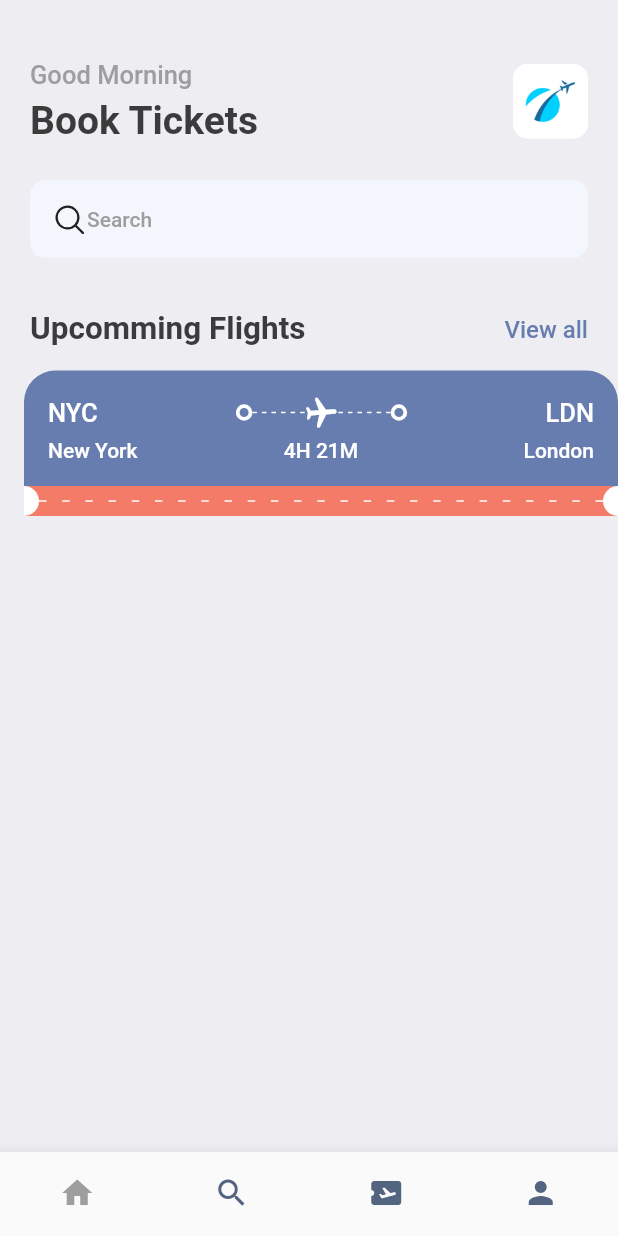
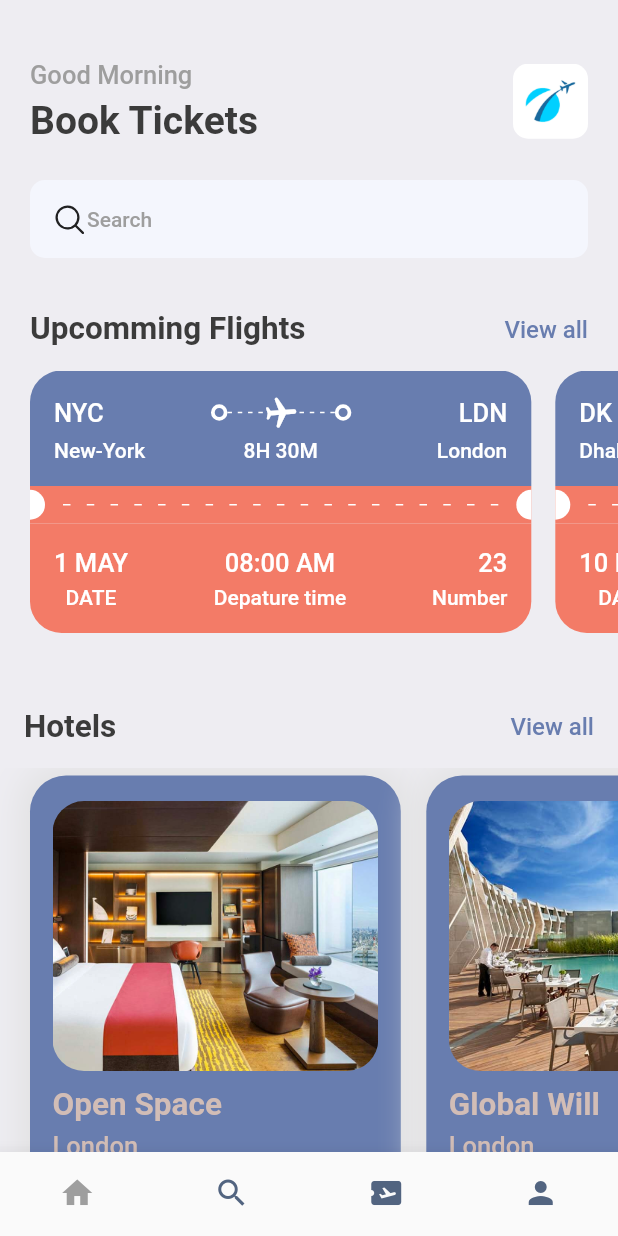
Before and after one commit to Qendrimimeri/bookingairplanetikets, a Flutter app: the screen it shows after launch, on a phone screen of 412 x 824 dp. Run offline on Flutter 3.47's test engine with Material 2 defaults, Android fonts, the light colour scheme and no system bars; our stand-ins replace fluentui_icons, gap, get.

Commit message:
ndryshimet e fundit

```diff
--- a/lib/screens/bottom_bar.dart
+++ b/lib/screens/bottom_bar.dart
@@ -1,4 +1,5 @@
 import 'package:bookingtickets/screens/home_screen.dart';
+import 'package:bookingtickets/screens/search_screen.dart';
 import 'package:flutter/material.dart';
 
 class BottomBar extends StatefulWidget {
@@ -12,7 +13,7 @@ class _BottomBarState extends State<BottomBar> {
   int _selectedItem = 0;
   static final List<Widget> _widgetOptions = <Widget>[
     const HomeScreen(),
-    const Text("Search"),
+    const SearchScreen(),
     const Text("Ticket"),
     const Text("Profile"),
   ];
--- a/lib/screens/home_screen.dart
+++ b/lib/screens/home_screen.dart
@@ -1,11 +1,16 @@
+import 'package:bookingtickets/screens/hotel_screen.dart';
 import 'package:bookingtickets/screens/ticket_view.dart';
 import 'package:bookingtickets/utilities/app_style.dart';
 import 'package:fluentui_icons/fluentui_icons.dart';
 import 'package:flutter/material.dart';
 import 'package:gap/gap.dart';
 
+import '../utilities/app_info_list.dart';
+
 class HomeScreen extends StatelessWidget {
-  const HomeScreen({super.key});
+  const HomeScreen({
+    super.key,
+  });
 
   @override
   Widget build(BuildContext context) {
@@ -78,11 +83,49 @@ class HomeScreen extends StatelessWidget {
                     ),
                   ),
                 ],
-              )
+              ),
             ]),
           ),
           const Gap(15),
-          const TicketView()
+          SingleChildScrollView(
+            scrollDirection: Axis.horizontal,
+            padding: const EdgeInsets.only(left: 20),
+            child: Row(
+              children: ticketList
+                  .map((ticket) => TicketView(ticket: ticket))
+                  .toList(),
+            ),
+          ),
+          const Gap(25),
+          Container(
+            padding: const EdgeInsets.symmetric(horizontal: 16),
+            child: Row(
+              mainAxisAlignment: MainAxisAlignment.spaceBetween,
+              children: [
+                Text(
+                  "Hotels",
+                  style: Styles.headLineStyle2,
+                ),
+                InkWell(
+                  onTap: () {},
+                  child: Text(
+                    "View all",
+                    style:
+                        Styles.textStyle.copyWith(color: Styles.primaryColor),
+                  ),
+                ),
+              ],
+            ),
+          ),
+          const Gap(15),
+          SingleChildScrollView(
+            scrollDirection: Axis.horizontal,
+            padding: const EdgeInsets.only(left: 20),
+            child: Row(
+              children:
+                  hotelList.map((item) => HotelScreen(hotel: item)).toList(),
+            ),
+          ),
         ],
       ),
     );
--- /dev/null
+++ b/lib/screens/hotel_screen.dart
@@ -0,0 +1,53 @@
+import 'package:bookingtickets/utilities/app_layout.dart';
+import 'package:bookingtickets/utilities/app_style.dart';
+import 'package:flutter/material.dart';
+import 'package:gap/gap.dart';
+
+class HotelScreen extends StatelessWidget {
+  final Map<String, dynamic> hotel;
+  const HotelScreen({super.key, required this.hotel});
+
+  @override
+  Widget build(BuildContext context) {
+    final size = AppLayout.getSize(context);
+    return Container(
+      width: size.width * 0.6,
+      height: AppLayout.getHight(340),
+      padding: const EdgeInsets.symmetric(horizontal: 15, vertical: 17),
+      margin: const EdgeInsets.only(right: 17, top: 5),
+      decoration: BoxDecoration(
+        borderRadius: BorderRadius.circular(24),
+        color: Styles.primaryColor,
+        boxShadow: [
+          BoxShadow(
+              color: Colors.grey.shade300, spreadRadius: 5, blurRadius: 20),
+        ],
+      ),
+      child: Column(
+        crossAxisAlignment: CrossAxisAlignment.start,
+        children: [
+          Container(
+            height: AppLayout.getHight(180),
+            decoration: BoxDecoration(
+              color: Styles.primaryColor,
+              borderRadius: BorderRadius.circular(21),
+              image: DecorationImage(
+                fit: BoxFit.cover,
+                image: AssetImage("assets/images/${hotel['image']}"),
+              ),
+            ),
+          ),
+          const Gap(10),
+          Text(hotel['place'],
+              style: Styles.headLineStyle2.copyWith(color: Styles.kakioColor)),
+          const Gap(5),
+          Text(hotel['destination'],
+              style: Styles.headLineStyle3.copyWith(color: Styles.kakioColor)),
+          const Gap(5),
+          Text('\$${hotel['price']}/Night',
+              style: Styles.headLineStyle1.copyWith(color: Styles.kakioColor)),
+        ],
+      ),
+    );
+  }
+}
--- /dev/null
+++ b/lib/screens/search_screen.dart
@@ -0,0 +1,32 @@
+import 'package:bookingtickets/utilities/app_layout.dart';
+import 'package:bookingtickets/utilities/app_style.dart';
+import 'package:flutter/material.dart';
+import 'package:flutter/src/widgets/container.dart';
+import 'package:flutter/src/widgets/framework.dart';
+import 'package:gap/gap.dart';
+
+class SearchScreen extends StatelessWidget {
+  const SearchScreen({super.key});
+
+  @override
+  Widget build(BuildContext context) {
+    return Scaffold(
+      backgroundColor: Styles.bgColor,
+      body: ListView(
+        padding: EdgeInsets.symmetric(
+          vertical: AppLayout.getHight(20),
+          horizontal: AppLayout.getWidth(20),
+        ),
+        children: [
+          Gap(
+            AppLayout.getHight(40),
+          ),
+          Text(
+            'What are \n you looking for',
+            style: Styles.headLineStyle1.copyWith(fontSize: 35),
+          )
+        ],
+      ),
+    );
+  }
+}
--- a/lib/screens/ticket_view.dart
+++ b/lib/screens/ticket_view.dart
@@ -1,41 +1,40 @@
 import 'package:bookingtickets/utilities/app_style.dart';
 import 'package:bookingtickets/widgets/thick_container.dart';
-import 'package:flutter/cupertino.dart';
 import 'package:flutter/material.dart';
-import 'package:flutter/rendering.dart';
-import 'package:flutter/src/widgets/container.dart';
-import 'package:flutter/src/widgets/framework.dart';
 import 'package:gap/gap.dart';
 
 import '../utilities/app_layout.dart';
 
 class TicketView extends StatelessWidget {
-  const TicketView({super.key});
+  final Map<String, dynamic> ticket;
+  const TicketView({super.key, required this.ticket});
 
   @override
   Widget build(BuildContext context) {
     final size = AppLayout.getSize(context);
     return SizedBox(
-      width: size.width,
+      width: size.width * 0.85,
+      height: AppLayout.getHight(200),
       child: Container(
-        margin: const EdgeInsets.only(left: 16),
+        margin: EdgeInsets.only(right: AppLayout.getHight(16)),
+        child: Column(
+          children: [
+            // Showing the blue part
+            Container(
               decoration: BoxDecoration(
                 color: Styles.primaryColor,
-          borderRadius: const BorderRadius.only(
-            topLeft: Radius.circular(21),
-            topRight: Radius.circular(21),
+                borderRadius: BorderRadius.only(
+                  topLeft: Radius.circular(AppLayout.getHight(21)),
+                  topRight: Radius.circular(AppLayout.getHight(21)),
                 ),
               ),
-        child: Column(
-          children: [
-            Container(
-              padding: const EdgeInsets.all(16),
+              padding: EdgeInsets.all(AppLayout.getHight(16)),
               child: Column(
                 children: [
                   Row(
                     children: [
                       Text(
-                        "NYC",
+                        ticket['from']['code'],
                         style:
                             Styles.headLineStyle3.copyWith(color: Colors.white),
                       ),
@@ -87,33 +86,33 @@ class TicketView extends StatelessWidget {
                         child: Container(),
                       ),
                       Text(
-                        "LDN",
+                        ticket['to']['code'],
                         style:
                             Styles.headLineStyle3.copyWith(color: Colors.white),
                       ),
                     ],
                   ),
-                  const Gap(5),
+                  Gap(AppLayout.getHight(5)),
                   Row(
                     mainAxisAlignment: MainAxisAlignment.spaceBetween,
                     children: [
                       SizedBox(
-                        width: 100,
+                        width: AppLayout.getWidth(100),
                         child: Text(
-                          "New York",
+                          ticket['from']['name'],
                           style: Styles.headLineStyle4
                               .copyWith(color: Colors.white),
                         ),
                       ),
                       Text(
-                        "4H 21M",
+                        ticket['flying_time'],
                         style:
                             Styles.headLineStyle4.copyWith(color: Colors.white),
                       ),
                       SizedBox(
-                        width: 100,
+                        width: AppLayout.getWidth(100),
                         child: Text(
-                          "London",
+                          ticket['to']['name'],
                           style: Styles.headLineStyle4
                               .copyWith(color: Colors.white),
                           textAlign: TextAlign.end,
@@ -124,6 +123,7 @@ class TicketView extends StatelessWidget {
                 ],
               ),
             ),
+            //Showing the orange part with dots
             Container(
               color: Styles.orangeColor,
               child: Row(
@@ -142,6 +142,8 @@ class TicketView extends StatelessWidget {
                     ),
                   ),
                   Expanded(
+                    child: Padding(
+                      padding: const EdgeInsets.all(12.0),
                       child: LayoutBuilder(
                         builder:
                             (BuildContext context, BoxConstraints constraints) {
@@ -155,12 +157,14 @@ class TicketView extends StatelessWidget {
                                 width: 5,
                                 height: 1,
                                 child: DecoratedBox(
-                                decoration: BoxDecoration(color: Colors.white),
+                                  decoration:
+                                      BoxDecoration(color: Colors.white),
                                 ),
                               ),
                             ),
                           );
                         },
+                      ),
                     ),
                   ),
                   const SizedBox(
@@ -179,6 +183,73 @@ class TicketView extends StatelessWidget {
                 ],
               ),
             ),
+            // Showing the orange part content
+            Container(
+              decoration: BoxDecoration(
+                color: Styles.orangeColor,
+                borderRadius: const BorderRadius.only(
+                  bottomLeft: Radius.circular(21),
+                  bottomRight: Radius.circular(21),
+                ),
+              ),
+              padding: const EdgeInsets.all(16.0),
+              child: Column(
+                children: [
+                  Row(
+                    mainAxisAlignment: MainAxisAlignment.spaceBetween,
+                    children: [
+                      Column(
+                        children: [
+                          Text(
+                            ticket['date'],
+                            style: Styles.headLineStyle3
+                                .copyWith(color: Colors.white),
+                          ),
+                          const Gap(5),
+                          Text(
+                            "DATE",
+                            style: Styles.headLineStyle4
+                                .copyWith(color: Colors.white),
+                          ),
+                        ],
+                      ),
+                      Column(
+                        crossAxisAlignment: CrossAxisAlignment.center,
+                        children: [
+                          Text(
+                            ticket['departure_time'],
+                            style: Styles.headLineStyle3
+                                .copyWith(color: Colors.white),
+                          ),
+                          const Gap(5),
+                          Text(
+                            "Depature time",
+                            style: Styles.headLineStyle4
+                                .copyWith(color: Colors.white),
+                          ),
+                        ],
+                      ),
+                      Column(
+                        crossAxisAlignment: CrossAxisAlignment.end,
+                        children: [
+                          Text(
+                            ticket['number'].toString(),
+                            style: Styles.headLineStyle3
+                                .copyWith(color: Colors.white),
+                          ),
+                          const Gap(5),
+                          Text(
+                            "Number",
+                            style: Styles.headLineStyle4
+                                .copyWith(color: Colors.white),
+                          ),
+                        ],
+                      ),
+                    ],
+                  )
+                ],
+              ),
+            ),
           ],
         ),
       ),
--- /dev/null
+++ b/lib/utilities/app_info_list.dart
@@ -0,0 +1,39 @@
+List<Map<String, dynamic>> hotelList = [
+  {
+    'image': 'one.png',
+    'place': 'Open Space',
+    'destination': 'London',
+    'price': 25
+  },
+  {
+    'image': 'two.png',
+    'place': 'Global Will',
+    'destination': 'London',
+    'price': 40
+  },
+  {
+    'image': 'three.png',
+    'place': 'Tallest Building',
+    'destination': 'Dubai',
+    'price': 68
+  },
+];
+
+List<Map<String, dynamic>> ticketList = [
+  {
+    'from': {'code': "NYC", 'name': "New-York"},
+    'to': {'code': "LDN", 'name': "London"},
+    'flying_time': '8H 30M',
+    'date': "1 MAY",
+    'departure_time': "08:00 AM",
+    "number": 23
+  },
+  {
+    'from': {'code': "DK", 'name': "Dhaka"},
+    'to': {'code': "SH", 'name': "Shanghai"},
+    'flying_time': '4H 20M',
+    'date': "10 MAY",
+    'departure_time': "09:00 AM",
+    "number": 45
+  },
+];
--- a/lib/utilities/app_layout.dart
+++ b/lib/utilities/app_layout.dart
@@ -1,7 +1,26 @@
 import 'package:flutter/cupertino.dart';
+import 'package:get/get.dart';
 
 class AppLayout {
   static getSize(BuildContext context) {
     return MediaQuery.of(context).size;
   }
+
+  static getScreenHight() {
+    return Get.height;
+  }
+
+  static getScreenWidth() {
+    return Get.width;
+  }
+
+  static getHight(double pixels) {
+    double x = getScreenHight() / pixels;
+    return getScreenHight() / x;
+  }
+
+  static getWidth(double pixels) {
+    double x = getScreenWidth() / pixels;
+    return getScreenWidth() / x;
+  }
 }
--- a/lib/utilities/app_style.dart
+++ b/lib/utilities/app_style.dart
@@ -7,6 +7,7 @@ class Styles {
   static Color textColor = const Color(0xFF3b3b3b);
   static Color bgColor = const Color(0xFFeeedf2);
   static Color orangeColor = const Color(0xFFF37B67);
+  static Color kakioColor = const Color(0xFFd2bdb6);
   static TextStyle textStyle =
       TextStyle(fontSize: 16, color: textColor, fontWeight: FontWeight.w500);
   static TextStyle headLineStyle1 =
--- a/pubspec.yaml
+++ b/pubspec.yaml
@@ -16,6 +16,7 @@ dependencies:
   cupertino_icons: ^1.0.2
   fluentui_icons: ^1.0.0
   gap: ^2.0.0
+  get:
 
 dev_dependencies:
   flutter_test:
```
Also changed, not shown: pubspec.lock. Lines whose indentation alone changed are shown as unchanged.
